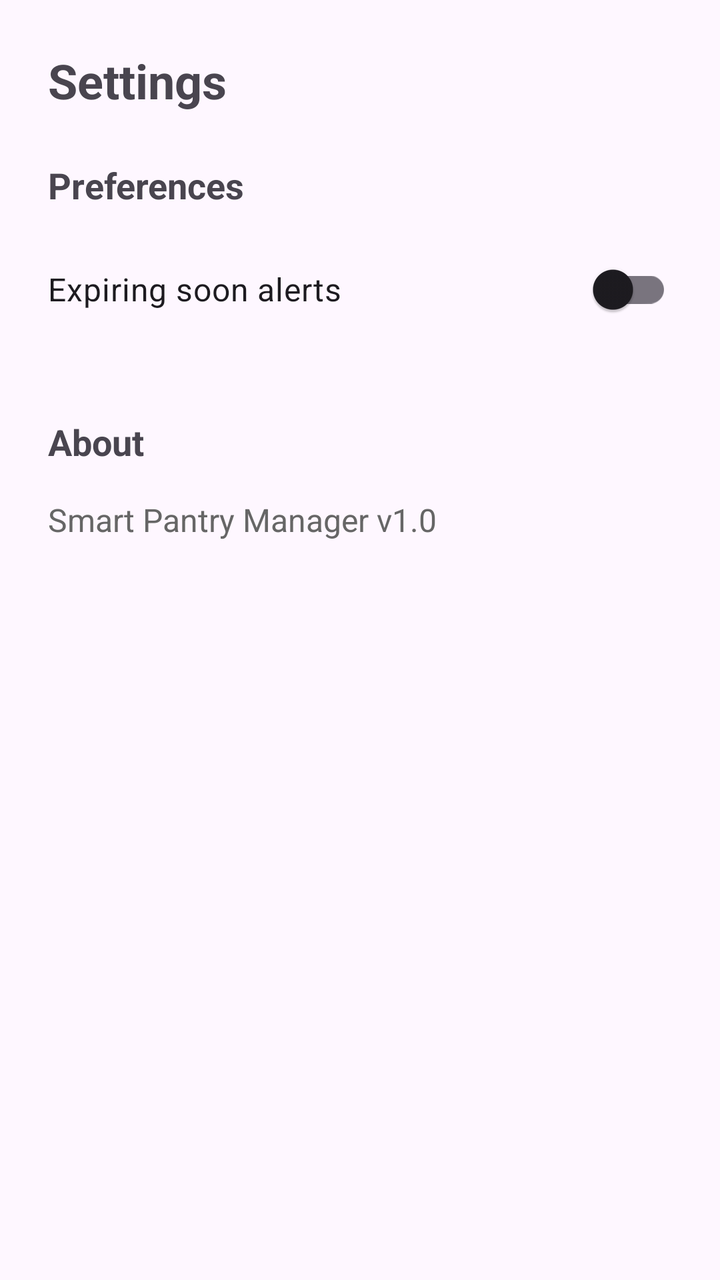
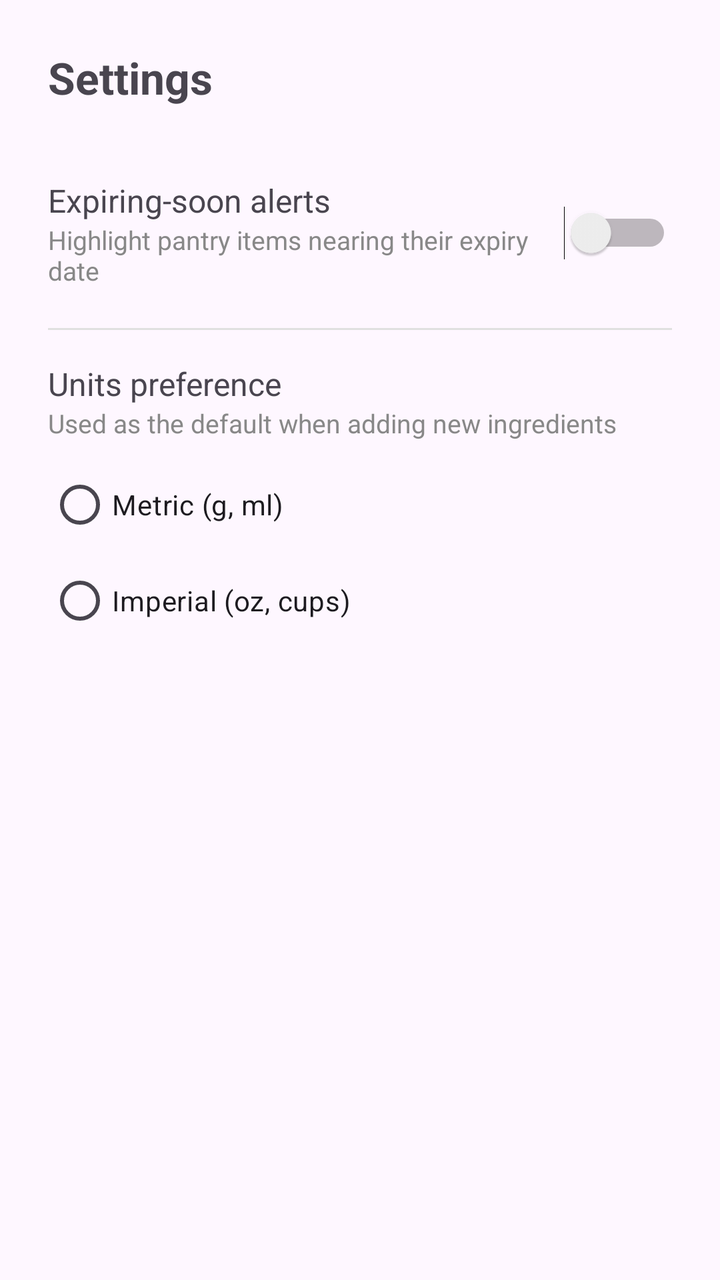

Screens rendered from an Android XML layout before and after an edit, with the pre-edit source and the edit as a unified diff.
<!-- AndroidManifest.xml: application theme Theme.SmartPantryManager -->
<!-- res/layout/fragment_settings.xml -->
<?xml version="1.0" encoding="utf-8"?>
<LinearLayout xmlns:android="http://schemas.android.com/apk/res/android"
    android:layout_width="match_parent"
    android:layout_height="match_parent"
    android:orientation="vertical"
    android:padding="24dp">

    <TextView
        android:layout_width="wrap_content"
        android:layout_height="wrap_content"
        android:text="@string/settings_title"
        android:textSize="24sp"
        android:textStyle="bold"
        android:layout_marginBottom="24dp" />

    <TextView
        android:layout_width="wrap_content"
        android:layout_height="wrap_content"
        android:text="@string/settings_preferences"
        android:textSize="18sp"
        android:textStyle="bold"
        android:layout_marginBottom="16dp" />

    <com.google.android.material.switchmaterial.SwitchMaterial
        android:id="@+id/switchExpiringAlerts"
        android:layout_width="match_parent"
        android:layout_height="wrap_content"
        android:text="@string/settings_expiring_alerts"
        android:textSize="16sp"
        android:layout_marginBottom="16dp" />

    <TextView
        android:layout_width="wrap_content"
        android:layout_height="wrap_content"
        android:text="@string/settings_about"
        android:textSize="18sp"
        android:textStyle="bold"
        android:layout_marginTop="24dp"
        android:layout_marginBottom="16dp" />

    <TextView
        android:layout_width="wrap_content"
        android:layout_height="wrap_content"
        android:text="@string/settings_app_version"
        android:textSize="16sp"
        android:textColor="#666666" />
</LinearLayout>
<!-- resources referenced by this layout -->
<resources>
  <string name="settings_about">About</string>
  <string name="settings_app_version">Smart Pantry Manager v1.0</string>
  <string name="settings_expiring_alerts">Expiring soon alerts</string>
  <string name="settings_preferences">Preferences</string>
  <string name="settings_title">Settings</string>
  <style name="Theme.SmartPantryManager" parent="Base.Theme.SmartPantryManager" />
  <style name="Base.Theme.SmartPantryManager" parent="Theme.Material3.DayNight.NoActionBar">
          
          
      </style>
</resources>

<!-- the commit's change to res/layout/fragment_settings.xml (unified diff, before → after) -->
@@ -8,40 +8,82 @@
     <TextView
         android:layout_width="wrap_content"
         android:layout_height="wrap_content"
-        android:text="@string/settings_title"
-        android:textSize="24sp"
+        android:text="Settings"
+        android:textSize="22sp"
         android:textStyle="bold"
         android:layout_marginBottom="24dp" />
 
-    <TextView
-        android:layout_width="wrap_content"
-        android:layout_height="wrap_content"
-        android:text="@string/settings_preferences"
-        android:textSize="18sp"
-        android:textStyle="bold"
-        android:layout_marginBottom="16dp" />
-
-    <com.google.android.material.switchmaterial.SwitchMaterial
-        android:id="@+id/switchExpiringAlerts"
+    <LinearLayout
         android:layout_width="match_parent"
         android:layout_height="wrap_content"
-        android:text="@string/settings_expiring_alerts"
-        android:textSize="16sp"
+        android:orientation="horizontal"
+        android:gravity="center_vertical"
+        android:paddingTop="12dp"
+        android:paddingBottom="12dp">
+
+        <LinearLayout
+            android:layout_width="0dp"
+            android:layout_height="wrap_content"
+            android:layout_weight="1"
+            android:orientation="vertical">
+
+            <TextView
+                android:layout_width="wrap_content"
+                android:layout_height="wrap_content"
+                android:text="Expiring-soon alerts"
+                android:textSize="16sp" />
+
+            <TextView
+                android:layout_width="wrap_content"
+                android:layout_height="wrap_content"
+                android:text="Highlight pantry items nearing their expiry date"
+                android:textSize="13sp"
+                android:textColor="#888888" />
+        </LinearLayout>
+
+        <Switch
+            android:id="@+id/switchExpiryAlerts"
+            android:layout_width="wrap_content"
+            android:layout_height="wrap_content" />
+    </LinearLayout>
+
+    <View
+        android:layout_width="match_parent"
+        android:layout_height="1dp"
+        android:background="#E0E0E0"
+        android:layout_marginTop="8dp"
         android:layout_marginBottom="16dp" />
 
     <TextView
         android:layout_width="wrap_content"
         android:layout_height="wrap_content"
-        android:text="@string/settings_about"
-        android:textSize="18sp"
-        android:textStyle="bold"
-        android:layout_marginTop="24dp"
-        android:layout_marginBottom="16dp" />
+        android:text="Units preference"
+        android:textSize="16sp" />
 
     <TextView
         android:layout_width="wrap_content"
         android:layout_height="wrap_content"
-        android:text="@string/settings_app_version"
-        android:textSize="16sp"
-        android:textColor="#666666" />
+        android:text="Used as the default when adding new ingredients"
+        android:textSize="13sp"
+        android:textColor="#888888"
+        android:layout_marginBottom="8dp" />
+
+    <RadioGroup
+        android:id="@+id/radioGroupUnits"
+        android:layout_width="match_parent"
+        android:layout_height="wrap_content">
+
+        <RadioButton
+            android:id="@+id/radioMetric"
+            android:layout_width="match_parent"
+            android:layout_height="wrap_content"
+            android:text="Metric (g, ml)" />
+
+        <RadioButton
+            android:id="@+id/radioImperial"
+            android:layout_width="match_parent"
+            android:layout_height="wrap_content"
+            android:text="Imperial (oz, cups)" />
+    </RadioGroup>
+
 </LinearLayout>
<!-- resource entries referenced after the edit -->
@@ -1,10 +1,5 @@
 <!-- resources referenced by this layout -->
 <resources>
-  <string name="settings_about">About</string>
-  <string name="settings_app_version">Smart Pantry Manager v1.0</string>
-  <string name="settings_expiring_alerts">Expiring soon alerts</string>
-  <string name="settings_preferences">Preferences</string>
-  <string name="settings_title">Settings</string>
   <style name="Theme.SmartPantryManager" parent="Base.Theme.SmartPantryManager" />
   <style name="Base.Theme.SmartPantryManager" parent="Theme.Material3.DayNight.NoActionBar">
           
